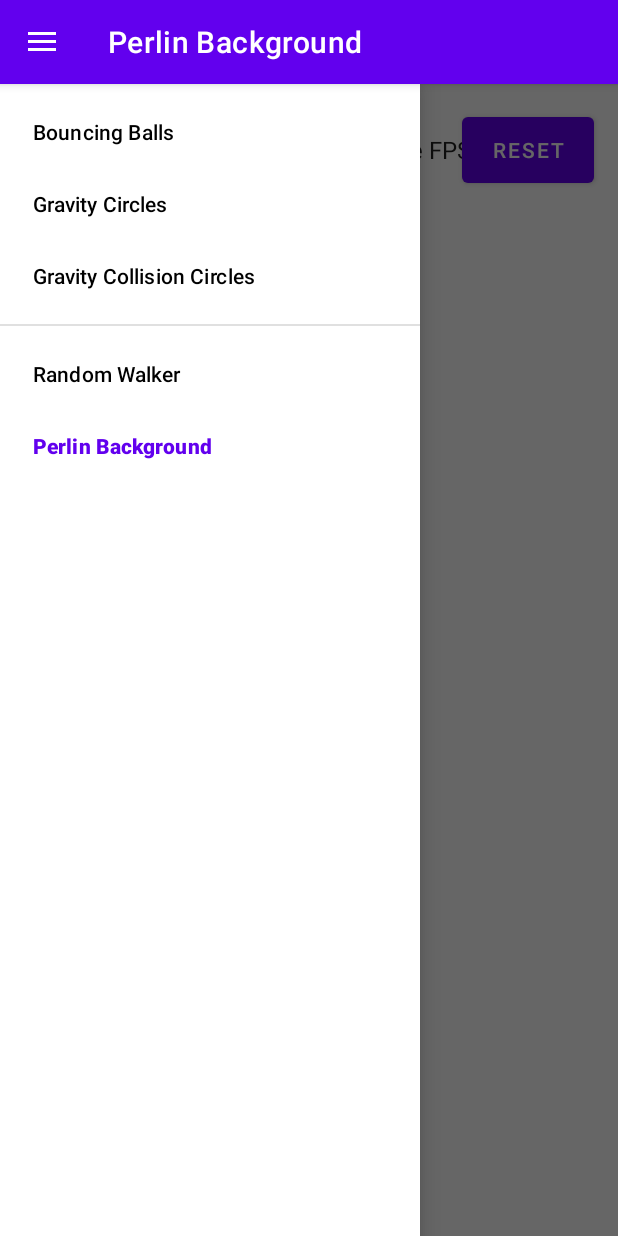
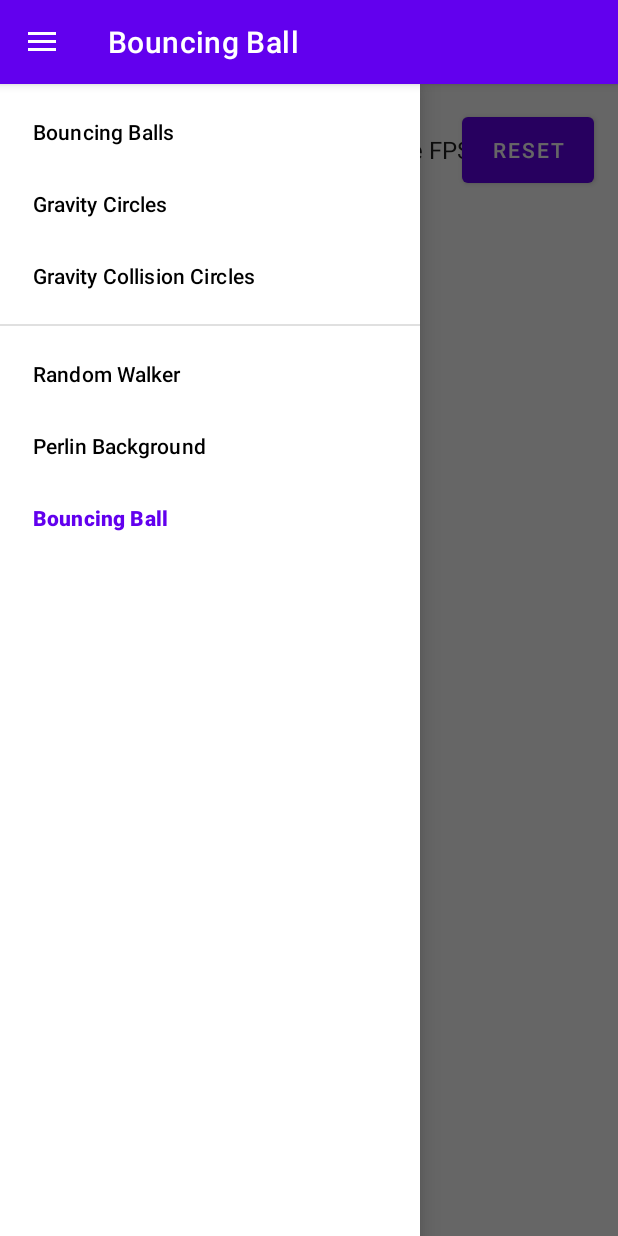
Before and after one commit to adamWeesner/PlayingWithAndroidGames, an Android app: the screen it shows after launch (MainActivity), with the side drawer open, on a phone screen of 412 x 824 dp. Run offline under Robolectric (Android 15) with nearby library versions, the phone set to English and light mode, and no system bars; our stand-ins replace navigation-ui; 5 statements that could not run were skipped.

Commit message:
added bouncing ball view and fragment

```diff
--- a/app/src/main/java/com/weesnerdevelopment/playingwithgames/game/GameSurfaceView.kt
+++ b/app/src/main/java/com/weesnerdevelopment/playingwithgames/game/GameSurfaceView.kt
@@ -22,11 +22,11 @@ abstract class GameSurfaceView : SurfaceView, Runnable {
     protected var scope: CoroutineScope? = null
     protected var screenWidth: Int? = null
     protected var screenHeight: Int? = null
-    protected val textPaint = Paint(Paint.ANTI_ALIAS_FLAG).apply {
+    private val textPaint = Paint(Paint.ANTI_ALIAS_FLAG).apply {
         textSize = 60f
         color = Color.BLACK
     }
-    protected val textBackgroundPaint = Paint(Paint.ANTI_ALIAS_FLAG).apply {
+    private val textBackgroundPaint = Paint(Paint.ANTI_ALIAS_FLAG).apply {
         color = Color.WHITE
         alpha = 200
     }
@@ -78,14 +78,15 @@ abstract class GameSurfaceView : SurfaceView, Runnable {
 
                     if (canvas != null) {
                         render(canvas)
-                        surfaceHolder.unlockCanvasAndPost(canvas)
+                        if (surfaceHolder.surface.isValid)
+                            surfaceHolder.unlockCanvasAndPost(canvas)
                     }
                 }
             )
         }
     }
 
-    protected fun Canvas.drawFPSInfo(countLabel: String){
+    protected fun Canvas.drawFPSInfo(countLabel: String) {
         val avgFpsString = "Avg Fps: ${NumberFormat.getInstance().format(Timer.calcAvgFps())}"
         drawRect(0f, 0f, avgFpsString.length * 30f + 20f, 200f, textBackgroundPaint)
         text("Fps: ${NumberFormat.getInstance().format(Timer.calcFps())}", 60f)
@@ -126,9 +127,9 @@ abstract class GameSurfaceView : SurfaceView, Runnable {
     }
 
     fun pause() {
+        isRunning = false
         scope?.cancel()
         scope = null
-        isRunning = false
         var retry = true
 
         while (retry) {
@@ -149,9 +150,9 @@ abstract class GameSurfaceView : SurfaceView, Runnable {
     }
 
     fun clear() {
+        isRunning = false
         scope?.cancel()
         scope = null
-        isRunning = false
         gameThread?.interrupt()
         gameThread = null
         onClear()
--- /dev/null
+++ b/app/src/main/java/com/weesnerdevelopment/playingwithgames/natureOfCode/bouncingBall/BouncingBallFragment.kt
@@ -0,0 +1,13 @@
+package com.weesnerdevelopment.playingwithgames.natureOfCode.bouncingBall
+
+import com.weesnerdevelopment.playingwithgames.GameFragment
+import com.weesnerdevelopment.playingwithgames.game.GameVariables
+
+class BouncingBallFragment : GameFragment() {
+    override fun create() {
+        gameView = BouncingBallSurfaceView(requireContext()).apply {
+            hardwareAccelerated = true
+            loopType = GameVariables.looper.value
+        }
+    }
+}
--- /dev/null
+++ b/app/src/main/java/com/weesnerdevelopment/playingwithgames/objects/Ball.kt
@@ -0,0 +1,23 @@
+package com.weesnerdevelopment.playingwithgames.objects
+
+import android.graphics.Canvas
+import math.between
+import math.minus
+import math.times
+
+data class Ball(
+    override var pos: Vector,
+    override var speed: Vector,
+    override val radius: Number = 50
+) : Circle(pos, speed, radius) {
+    override fun draw(canvas: Canvas) {
+        canvas.drawCircle()
+    }
+
+    override fun update(width: Number, height: Number) {
+        if (pos.x.between(radius, width - radius)) speed.x *= -1
+        if (pos.y.between(radius, height - radius)) speed.y *= -1
+
+        pos += speed
+    }
+}
--- a/app/src/main/res/menu/activity_menu_drawer.xml
+++ b/app/src/main/res/menu/activity_menu_drawer.xml
@@ -1,13 +1,13 @@
 <?xml version="1.0" encoding="utf-8"?>
 <menu xmlns:android="http://schemas.android.com/apk/res/android">
     <item
-        android:id="@+id/bouncingBallsFragment"
+        android:id="@id/bouncingBallsFragment"
         android:title="Bouncing Balls" />
     <item
-        android:id="@+id/gravityCirclesFragment"
+        android:id="@id/gravityCirclesFragment"
         android:title="Gravity Circles" />
     <item
-        android:id="@+id/circleCollisionPhysicsFragment"
+        android:id="@id/circleCollisionPhysicsFragment"
         android:title="Gravity Collision Circles" />
 
     <group
@@ -19,5 +19,8 @@
         <item
             android:id="@id/perlinBackgroundFragment"
             android:title="Perlin Background" />
+        <item
+            android:id="@id/bouncingBallFragment"
+            android:title="Bouncing Ball" />
     </group>
 </menu>
--- a/app/src/main/res/navigation/mobile_navigation.xml
+++ b/app/src/main/res/navigation/mobile_navigation.xml
@@ -2,7 +2,7 @@
 <navigation xmlns:android="http://schemas.android.com/apk/res/android"
     xmlns:app="http://schemas.android.com/apk/res-auto"
     android:id="@+id/mobile_navigation"
-    app:startDestination="@id/perlinBackgroundFragment">
+    app:startDestination="@id/bouncingBallFragment">
 
     <fragment
         android:id="@+id/bouncingBallsFragment"
@@ -24,4 +24,8 @@
         android:id="@+id/perlinBackgroundFragment"
         android:name="com.weesnerdevelopment.playingwithgames.natureOfCode.perlinBackground.PerlinBackgroundFragment"
         android:label="Perlin Background" />
+    <fragment
+        android:id="@+id/bouncingBallFragment"
+        android:name="com.weesnerdevelopment.playingwithgames.natureOfCode.bouncingBall.BouncingBallFragment"
+        android:label="Bouncing Ball" />
 </navigation>
```
Also changed, not shown: app/src/main/java/com/weesnerdevelopment/playingwithgames/natureOfCode/bouncingBall/BouncingBallSurfaceView.kt (added, +28 -0 lines), app/src/main/java/math/Noise.kt (+14 -14 lines).
